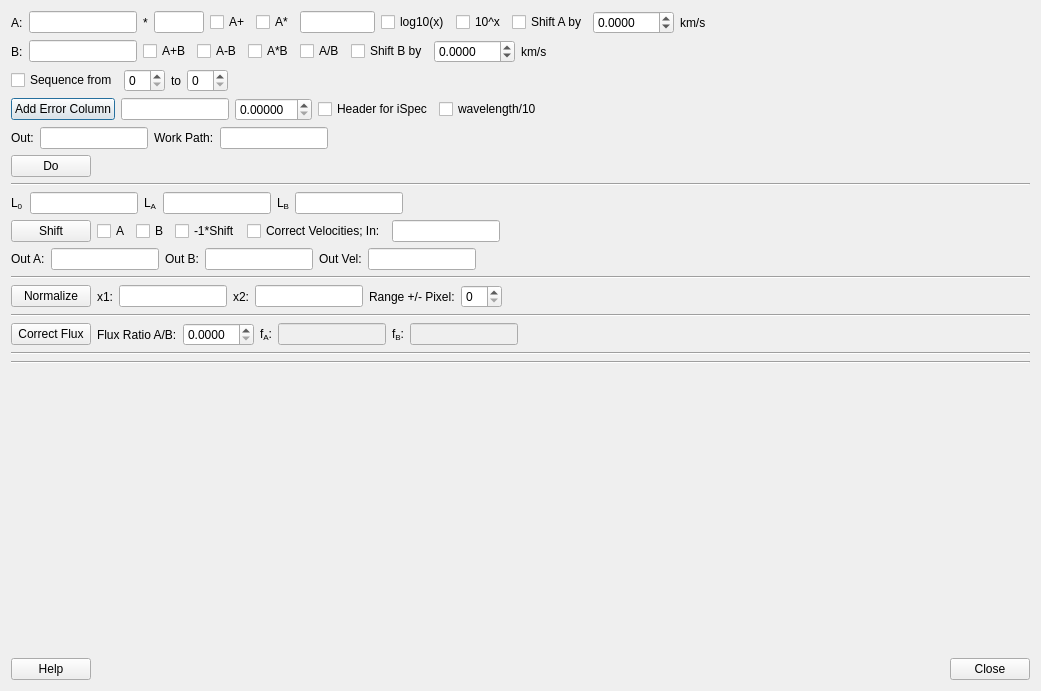
Qt form CroCo/arithmetic.ui (DPSablowski/croco) before a commit.
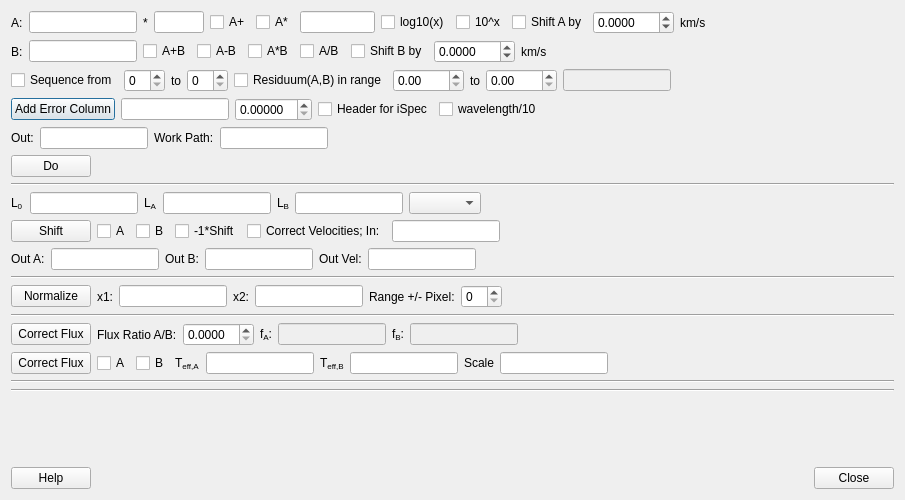
The same form after that commit.

Diff of the .ui file:
```diff
--- a/CroCo/arithmetic.ui
+++ b/CroCo/arithmetic.ui
@@ -6,8 +6,8 @@
    <rect>
     <x>0</x>
     <y>0</y>
-    <width>1041</width>
-    <height>691</height>
+    <width>905</width>
+    <height>500</height>
    </rect>
   </property>
   <property name="windowTitle">
@@ -255,6 +255,47 @@
        <item>
         <widget class="QSpinBox" name="spinBox_2"/>
        </item>
+       <item>
+        <widget class="QCheckBox" name="checkBox_18">
+         <property name="text">
+          <string>Residuum(A,B) in range</string>
+         </property>
+        </widget>
+       </item>
+       <item>
+        <widget class="QDoubleSpinBox" name="doubleSpinBox_5">
+         <property name="maximum">
+          <double>9999.989999999999782</double>
+         </property>
+        </widget>
+       </item>
+       <item>
+        <widget class="QLabel" name="label_21">
+         <property name="text">
+          <string>to</string>
+         </property>
+        </widget>
+       </item>
+       <item>
+        <widget class="QDoubleSpinBox" name="doubleSpinBox_6">
+         <property name="maximum">
+          <double>9999.989999999999782</double>
+         </property>
+        </widget>
+       </item>
+       <item>
+        <widget class="QLineEdit" name="lineEdit_19">
+         <property name="enabled">
+          <bool>false</bool>
+         </property>
+         <property name="sizePolicy">
+          <sizepolicy hsizetype="Minimum" vsizetype="Fixed">
+           <horstretch>0</horstretch>
+           <verstretch>0</verstretch>
+          </sizepolicy>
+         </property>
+        </widget>
+       </item>
        <item>
         <spacer name="horizontalSpacer">
          <property name="orientation">
@@ -484,6 +525,16 @@
          </property>
         </widget>
        </item>
+       <item>
+        <widget class="QComboBox" name="comboBox">
+         <property name="sizePolicy">
+          <sizepolicy hsizetype="Maximum" vsizetype="Fixed">
+           <horstretch>0</horstretch>
+           <verstretch>0</verstretch>
+          </sizepolicy>
+         </property>
+        </widget>
+       </item>
        <item>
         <spacer name="horizontalSpacer_7">
          <property name="orientation">
@@ -807,6 +858,95 @@
        </item>
       </layout>
      </item>
+     <item>
+      <layout class="QHBoxLayout" name="horizontalLayout_13">
+       <item>
+        <widget class="QPushButton" name="pushButton_8">
+         <property name="text">
+          <string>Correct Flux</string>
+         </property>
+        </widget>
+       </item>
+       <item>
+        <widget class="QCheckBox" name="checkBox_19">
+         <property name="text">
+          <string>A</string>
+         </property>
+        </widget>
+       </item>
+       <item>
+        <widget class="QCheckBox" name="checkBox_20">
+         <property name="text">
+          <string>B</string>
+         </property>
+        </widget>
+       </item>
+       <item>
+        <widget class="QLabel" name="label_23">
+         <property name="text">
+          <string>&lt;html&gt;&lt;head/&gt;&lt;body&gt;&lt;p&gt;T&lt;span style=&quot; vertical-align:sub;&quot;&gt;eff,A&lt;/span&gt;&lt;/p&gt;&lt;/body&gt;&lt;/html&gt;</string>
+         </property>
+        </widget>
+       </item>
+       <item>
+        <widget class="QLineEdit" name="lineEdit_20">
+         <property name="sizePolicy">
+          <sizepolicy hsizetype="Maximum" vsizetype="Fixed">
+           <horstretch>0</horstretch>
+           <verstretch>0</verstretch>
+          </sizepolicy>
+         </property>
+        </widget>
+       </item>
+       <item>
+        <widget class="QLabel" name="label_22">
+         <property name="text">
+          <string>&lt;html&gt;&lt;head/&gt;&lt;body&gt;&lt;p&gt;T&lt;span style=&quot; vertical-align:sub;&quot;&gt;eff,B&lt;/span&gt;&lt;/p&gt;&lt;/body&gt;&lt;/html&gt;</string>
+         </property>
+        </widget>
+       </item>
+       <item>
+        <widget class="QLineEdit" name="lineEdit_21">
+         <property name="sizePolicy">
+          <sizepolicy hsizetype="Maximum" vsizetype="Fixed">
+           <horstretch>0</horstretch>
+           <verstretch>0</verstretch>
+          </sizepolicy>
+         </property>
+        </widget>
+       </item>
+       <item>
+        <widget class="QLabel" name="label_24">
+         <property name="text">
+          <string>Scale</string>
+         </property>
+        </widget>
+       </item>
+       <item>
+        <widget class="QLineEdit" name="lineEdit_22">
+         <property name="sizePolicy">
+          <sizepolicy hsizetype="Maximum" vsizetype="Fixed">
+           <horstretch>0</horstretch>
+           <verstretch>0</verstretch>
+          </sizepolicy>
+         </property>
+        </widget>
+       </item>
+       <item>
+        <spacer name="horizontalSpacer_13">
+         <property name="orientation">
+          <enum>Qt::Horizontal</enum>
+         </property>
+         <property name="sizeHint" stdset="0">
+          <size>
+           <width>40</width>
+           <height>20</height>
+          </size>
+         </property>
+        </spacer>
+       </item>
+      </layout>
+     </item>
      <item>
       <widget class="Line" name="line_4">
        <property name="orientation">
```
